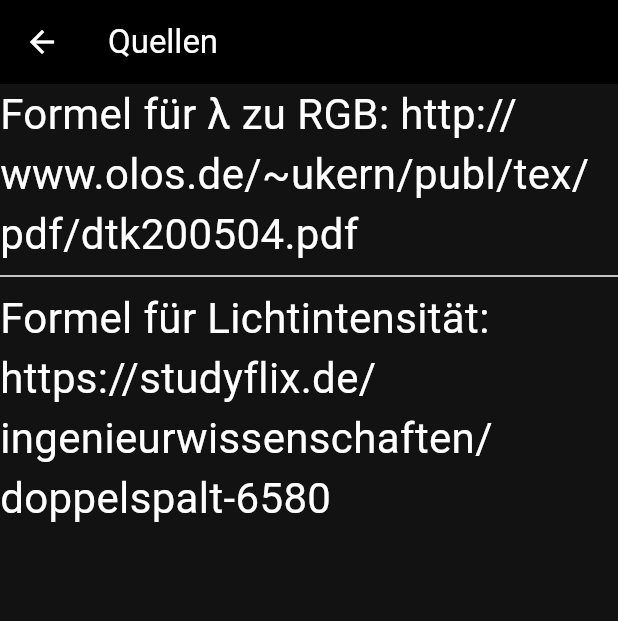
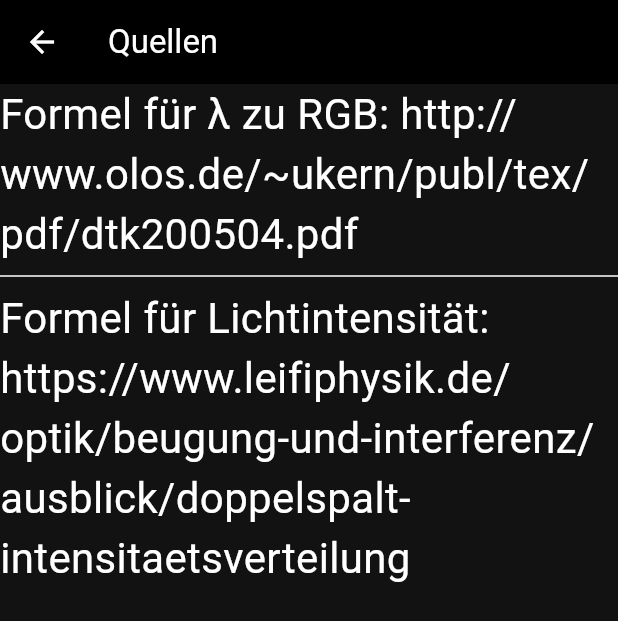
Before and after one commit to FerdiGlitz/physik_facharbeit, a Flutter app: the Sources screen opened directly, on a phone screen of 412 x 824 dp. Shown: the top 621 px of the screen. Run offline on Flutter 3.47's test engine with Material 3 defaults, Android fonts, the phone set to English and light mode, and no system bars.

Commit message:
- Quelle geändert aufgrund von fehlenden Erklärungen bei alter Quelle

```diff
--- a/lib/settings/sources.dart
+++ b/lib/settings/sources.dart
@@ -31,6 +31,6 @@
 
   List<Source> formeln = [
     Source(usage: "Formel für λ zu RGB", source: "http://www.olos.de/~ukern/publ/tex/pdf/dtk200504.pdf"),
-    Source(usage: "Formel für Lichtintensität", source: "https://studyflix.de/ingenieurwissenschaften/doppelspalt-6580")
+    Source(usage: "Formel für Lichtintensität", source: "https://www.leifiphysik.de/optik/beugung-und-interferenz/ausblick/doppelspalt-intensitaetsverteilung")
   ];
 }
--- a/lib/sim_calculator.dart
+++ b/lib/sim_calculator.dart
@@ -116,7 +116,7 @@
     double o = (k * wellenlaenge) / spaltabstand;
     ///formula only valid while 0 < 1
     if (o < 1) {
-      ak = sqrt(((o*o)*(abstandZumSchirm * abstandZumSchirm))/((1-o)*(1-o)));///neue Formel
+      ak = sqrt((pow(o, 2) * pow(abstandZumSchirm, 2)) / pow(1 - o, 2));///neue Formel
     }
     else {
       ak = 0;
```
